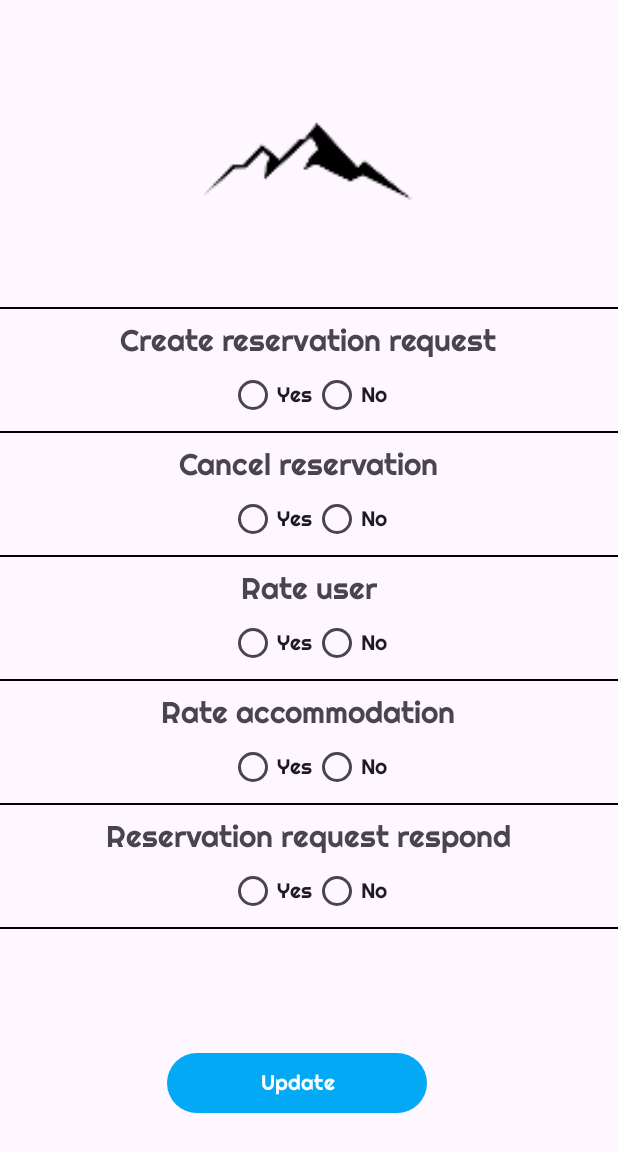
After one commit to Team-17-MMM/BookingAppMobileTeam17, an Android app: the NotificationsSettingsActivity screen opened directly, with no data from a screen before it, on a phone screen of 412 x 824 dp. The commit adds this screen. Shown: the top 1152 px of the screen. Run offline under Robolectric (Android 15) with nearby library versions, the phone set to English and light mode, and no system bars; 2 statements that could not run were skipped.

Commit message:
added notifications settings

```diff
--- a/app/src/main/AndroidManifest.xml
+++ b/app/src/main/AndroidManifest.xml
@@ -91,6 +91,11 @@
             android:screenOrientation="portrait"
             android:label="Favorite Accommodation"
             android:theme="@style/Theme.BookingAppTeam17"/>
+        <activity
+            android:name=".activities.notification.NotificationsSettingsActivity"
+            android:screenOrientation="portrait"
+            android:label="Notifications settings"
+            android:theme="@style/Theme.BookingAppTeam17"/>
 
         <provider
             android:name="androidx.core.content.FileProvider"
--- a/app/src/main/java/com/example/bookingappteam17/fragments/notification/NotificationsPageViewModel.java
+++ b/app/src/main/java/com/example/bookingappteam17/fragments/notification/NotificationsPageViewModel.java
@@ -49,9 +49,10 @@ public class NotificationsPageViewModel extends ViewModel {
     private List<NotificationDTO> convertToDTOList(HashSet<NotificationDTO> notificationsDto) {
         List<NotificationDTO> notifications = new ArrayList<>();
         for (NotificationDTO accommodationCardRDTO : notificationsDto) {
-            notifications.add(accommodationCardRDTO);
+            if(!accommodationCardRDTO.isShown()){
+                notifications.add(accommodationCardRDTO);
+            }
         }
-
         return notifications;
     }
 }
--- a/app/src/main/java/com/example/bookingappteam17/services/accommodation/IAccommodationService.java
+++ b/app/src/main/java/com/example/bookingappteam17/services/accommodation/IAccommodationService.java
@@ -53,6 +53,12 @@ public interface IAccommodationService {
 
     @PUT("accommodation/{id}")
     Call<AccommodationUpdateDTO> updateAccommodation(@Body AccommodationDTO accommodationDTO, @Path("id") Long id);
+
+    @PUT("notification/{id}")
+    Call<NotificationDTO> updateNotification(@Body NotificationDTO accommodationDTO, @Path("id") Long id);
+
+    @PUT("enabledNotifications/{id}")
+    Call<EnabledNotificationsDTO> updateEnabledNotifications(@Body EnabledNotificationsDTO accommodationDTO, @Path("id") Long id);
 
     @PUT("accommodation/{id}/availabilityPeriods")
     Call<AccommodationDTO> updateAccommodationAvailabilityPeriods(@Body List<AvailabilityPeriodDTO> availabilityPeriods, @Path("id") Long id);
--- /dev/null
+++ b/app/src/main/res/layout/activity_notification_settings.xml
@@ -0,0 +1,240 @@
+<?xml version="1.0" encoding="utf-8"?>
+<androidx.constraintlayout.widget.ConstraintLayout xmlns:android="http://schemas.android.com/apk/res/android"
+    xmlns:app="http://schemas.android.com/apk/res-auto"
+    xmlns:tools="http://schemas.android.com/tools"
+    android:layout_width="match_parent"
+             android:layout_height="match_parent">
+
+    <RelativeLayout
+        android:layout_height="match_parent"
+        android:layout_width="match_parent" />
+
+    <LinearLayout
+        android:id="@+id/activity_login"
+        android:layout_width="match_parent"
+        android:layout_height="wrap_content"
+        android:padding="25dp"
+        android:orientation="vertical"
+        android:layout_marginTop="50dp"
+        android:layout_marginBottom="40dp"
+        app:layout_constraintTop_toTopOf="parent"
+        app:layout_constraintBottom_toTopOf="@id/LinearRegister1"
+        app:layout_constraintStart_toStartOf="parent"
+        app:layout_constraintEnd_toEndOf="parent" >
+        <ImageView
+            android:layout_width="250dp"
+            android:layout_height="250dp"
+            android:layout_gravity="center_horizontal"
+            android:src="@mipmap/ic_mountain_logo_foreground"/>
+    </LinearLayout>
+
+
+    <LinearLayout
+        android:id="@+id/LinearRegister1"
+        android:layout_width="match_parent"
+        android:layout_height="wrap_content"
+        android:orientation="vertical"
+        app:layout_constraintEnd_toEndOf="parent"
+        app:layout_constraintStart_toStartOf="parent"
+        app:layout_constraintTop_toTopOf="parent"
+        app:layout_constraintBottom_toBottomOf="parent">
+        <View
+            android:layout_width="match_parent"
+            android:layout_height="1dp"
+            android:background="@color/black"
+            app:layout_constraintTop_toBottomOf="@id/RadioGroupRequest"
+            app:layout_constraintStart_toStartOf="parent"
+            app:layout_constraintEnd_toEndOf="parent"/>
+        <TextView
+            android:layout_width="wrap_content"
+            android:layout_height="wrap_content"
+            android:layout_marginTop="8dp"
+            android:layout_gravity="center_horizontal"
+            android:text="Create reservation request"
+            android:textSize="20dp"/>
+        <RadioGroup
+            android:id="@+id/RadioGroupRequest"
+            android:layout_width="wrap_content"
+            android:layout_height="wrap_content"
+            android:orientation="horizontal"
+            android:layout_gravity="center_horizontal">
+
+            <RadioButton
+                android:id="@+id/radioButtonRequestYes"
+                android:layout_width="wrap_content"
+                android:layout_height="wrap_content"
+                android:text="@string/yes" />
+
+            <RadioButton
+                android:id="@+id/radioButtonRequestNo"
+                android:layout_width="wrap_content"
+                android:layout_height="wrap_content"
+                android:text="@string/no" />
+        </RadioGroup>
+        <View
+            android:id="@+id/divider2"
+            android:layout_width="match_parent"
+            android:layout_height="1dp"
+            android:background="@color/black"
+            app:layout_constraintTop_toBottomOf="@id/RadioGroupRequest"
+            app:layout_constraintStart_toStartOf="parent"
+            app:layout_constraintEnd_toEndOf="parent"/>
+        <TextView
+            android:layout_width="wrap_content"
+            android:layout_height="wrap_content"
+            android:layout_marginTop="8dp"
+            android:layout_gravity="center_horizontal"
+            android:text="Cancel reservation"
+            android:textSize="20dp"/>
+        <RadioGroup
+            android:id="@+id/RadioGroupCancel"
+            android:layout_width="wrap_content"
+            android:layout_height="wrap_content"
+            android:orientation="horizontal"
+            android:layout_gravity="center_horizontal">
+
+            <RadioButton
+                android:id="@+id/radioButtonCancelYes"
+                android:layout_width="wrap_content"
+                android:layout_height="wrap_content"
+                android:text="@string/yes" />
+
+            <RadioButton
+                android:id="@+id/radioButtonCancelNo"
+                android:layout_width="wrap_content"
+                android:layout_height="wrap_content"
+                android:text="@string/no" />
+        </RadioGroup>
+        <View
+
+            android:layout_width="match_parent"
+            android:layout_height="1dp"
+            android:background="@color/black"
+            app:layout_constraintTop_toBottomOf="@id/RadioGroupRequest"
+            app:layout_constraintStart_toStartOf="parent"
+            app:layout_constraintEnd_toEndOf="parent"/>
+
+        <TextView
+            android:layout_width="wrap_content"
+            android:layout_height="wrap_content"
+            android:layout_marginTop="8dp"
+            android:layout_gravity="center_horizontal"
+            android:text="Rate user"
+            android:textSize="20dp"/>
+        <RadioGroup
+            android:id="@+id/RadioGroupUser"
+            android:layout_width="wrap_content"
+            android:layout_height="wrap_content"
+            android:orientation="horizontal"
+            android:layout_gravity="center_horizontal">
+
+            <RadioButton
+                android:id="@+id/radioButtonUserYes"
+                android:layout_width="wrap_content"
+                android:layout_height="wrap_content"
+                android:text="@string/yes" />
+
+            <RadioButton
+                android:id="@+id/radioButtonUserNo"
+                android:layout_width="wrap_content"
+                android:layout_height="wrap_content"
+                android:text="@string/no" />
+        </RadioGroup>
+        <View
+
+            android:layout_width="match_parent"
+            android:layout_height="1dp"
+            android:background="@color/black"
+            app:layout_constraintTop_toBottomOf="@id/RadioGroupRequest"
+            app:layout_constraintStart_toStartOf="parent"
+            app:layout_constraintEnd_toEndOf="parent"/>
+        <TextView
+            android:layout_width="wrap_content"
+            android:layout_height="wrap_content"
+            android:layout_marginTop="8dp"
+            android:layout_gravity="center_horizontal"
+            android:text="Rate accommodation"
+            android:textSize="20dp"/>
+        <RadioGroup
+            android:id="@+id/RadioGroupAccommodation"
+            android:layout_width="wrap_content"
+            android:layout_height="wrap_content"
+            android:orientation="horizontal"
+            android:layout_gravity="center_horizontal">
+
+            <RadioButton
+                android:id="@+id/radioButtonAccommodationYes"
+                android:layout_width="wrap_content"
+                android:layout_height="wrap_content"
+                android:text="@string/yes" />
+
+            <RadioButton
+                android:id="@+id/radioButtonAccommodationNo"
+                android:layout_width="wrap_content"
+                android:layout_height="wrap_content"
+                android:text="@string/no" />
+        </RadioGroup>
+        <View
+
+            android:layout_width="match_parent"
+            android:layout_height="1dp"
+            android:background="@color/black"
+            app:layout_constraintTop_toBottomOf="@id/RadioGroupRequest"
+            app:layout_constraintStart_toStartOf="parent"
+            app:layout_constraintEnd_toEndOf="parent"/>
+        <TextView
+            android:layout_width="wrap_content"
+            android:layout_height="wrap_content"
+            android:layout_marginTop="8dp"
+            android:layout_gravity="center_horizontal"
+            android:text="Reservation request respond"
+            android:textSize="20dp"/>
+        <RadioGroup
+            android:id="@+id/RadioGroupRespond"
+            android:layout_width="wrap_content"
+            android:layout_height="wrap_content"
+            android:orientation="horizontal"
+            android:layout_gravity="center_horizontal">
+
+            <RadioButton
+                android:id="@+id/radioButtonRespondYes"
+                android:layout_width="wrap_content"
+                android:layout_height="wrap_content"
+                android:text="@string/yes" />
+
+            <RadioButton
+                android:id="@+id/radioButtonRespondNo"
+                android:layout_width="wrap_content"
+                android:layout_height="wrap_content"
+                android:text="@string/no" />
+        </RadioGroup>
+        <View
+
+            android:layout_width="match_parent"
+            android:layout_height="1dp"
+            android:background="@color/black"
+            app:layout_constraintTop_toBottomOf="@id/RadioGroupRequest"
+            app:layout_constraintStart_toStartOf="parent"
+            app:layout_constraintEnd_toEndOf="parent"/>
+    </LinearLayout>
+
+    <LinearLayout
+        android:id="@+id/Linear2"
+        android:layout_width="match_parent"
+        android:layout_height="wrap_content"
+        android:orientation="horizontal"
+        app:layout_constraintEnd_toEndOf="parent"
+        app:layout_constraintStart_toStartOf="parent"
+        app:layout_constraintTop_toBottomOf="@id/LinearRegister1"
+        app:layout_constraintBottom_toBottomOf="parent"
+        android:gravity="center_horizontal">
+        <Button
+            android:id="@+id/updateNotificationsBtn"
+            android:layout_width="wrap_content"
+            android:layout_height="wrap_content"
+            android:ems="10"
+            android:layout_marginEnd="16dp"
+            android:text="@string/update" />
+    </LinearLayout>
+
+</androidx.constraintlayout.widget.ConstraintLayout>
--- a/app/src/main/res/values/strings.xml
+++ b/app/src/main/res/values/strings.xml
@@ -8,6 +8,7 @@
     <string name="password">Password</string>
     <string name="login">Login</string>
     <string name="register">Register</string>
+    <string name="update">Update</string>
     <string name="name">Name</string>
     <string name="surname">Surname</string>
     <string name="email">Email</string>
@@ -20,6 +21,7 @@
     <string name="logout">Log out</string>
     <string name="save">Save</string>
     <string name="favorite_accommodations">Favorite accommodations</string>
+    <string name="notifications_settings">Notifications settings</string>
     <string name="profile_image">Profile image</string>
     <string name="change_profile_image">Change profile image</string>
     <string name="last_name">Last name</string>
@@ -40,6 +42,8 @@
     <string name="reject">Reject</string>
     <string name="host">HOST</string>
     <string name="guest">GUEST</string>
+    <string name="yes">Yes</string>
+    <string name="no">No</string>
     <string name="add_accommodation">Add accommodation</string>
     <string name="get_report">Get report</string>
     <string name="Details">Details</string>
```
Also changed, not shown: app/src/main/java/com/example/bookingappteam17/activities/notification/NotificationsSettingsActivity.java (added, +220 -0 lines), app/src/main/java/com/example/bookingappteam17/fragments/account/ProfileFragment.java (+9 -0 lines), app/src/main/java/com/example/bookingappteam17/fragments/notification/NotificationListAdapter.java (+23 -0 lines), app/src/main/res/layout/fragment_profile.xml (+9 -0 lines).
